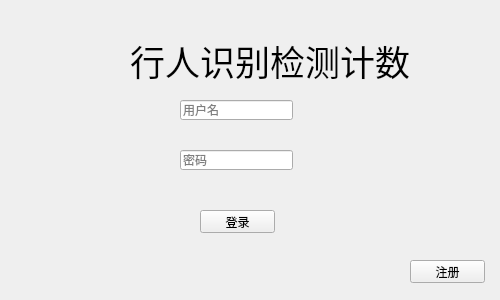
Before: the Qt Designer form ui/ori_ui/login_ui.ui in zaiwuwu/yolov5-pyqt5, drawn with Qt 5.
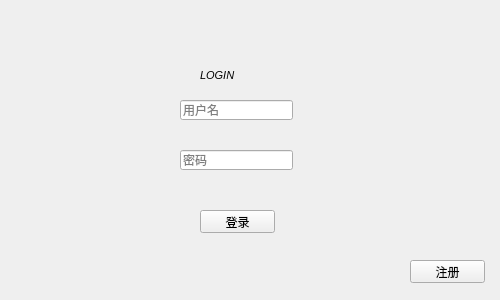
After: the same form once the commit is applied. Icons and pictures are not drawn.

The edit to the form file:
```diff
--- a/ui/ori_ui/login_ui.ui
+++ b/ui/ori_ui/login_ui.ui
@@ -10,12 +10,6 @@
     <height>300</height>
    </rect>
   </property>
-  <property name="sizePolicy">
-   <sizepolicy hsizetype="Fixed" vsizetype="Fixed">
-    <horstretch>0</horstretch>
-    <verstretch>0</verstretch>
-   </sizepolicy>
-  </property>
   <property name="minimumSize">
    <size>
     <width>500</width>
@@ -44,20 +38,27 @@
   <widget class="QLabel" name="label_2">
    <property name="geometry">
     <rect>
-     <x>130</x>
-     <y>30</y>
-     <width>281</width>
-     <height>61</height>
+     <x>200</x>
+     <y>50</y>
+     <width>111</width>
+     <height>51</height>
     </rect>
    </property>
    <property name="font">
     <font>
-     <family>Times New Roman</family>
-     <pointsize>26</pointsize>
+     <family>Arial</family>
+     <pointsize>8</pointsize>
+     <weight>9</weight>
+     <italic>true</italic>
+     <bold>false</bold>
     </font>
    </property>
+   <property name="styleSheet">
+    <string notr="true">font: 6pt &quot;Arial&quot;;
+font: 75 italic 8pt &quot;Arial&quot;;</string>
+   </property>
    <property name="text">
-    <string>行人识别检测计数</string>
+    <string>LOGIN</string>
    </property>
   </widget>
   <widget class="QLineEdit" name="edit_username">
```
Left out of the diff: 4 changed lines with no effect on the pictures.
